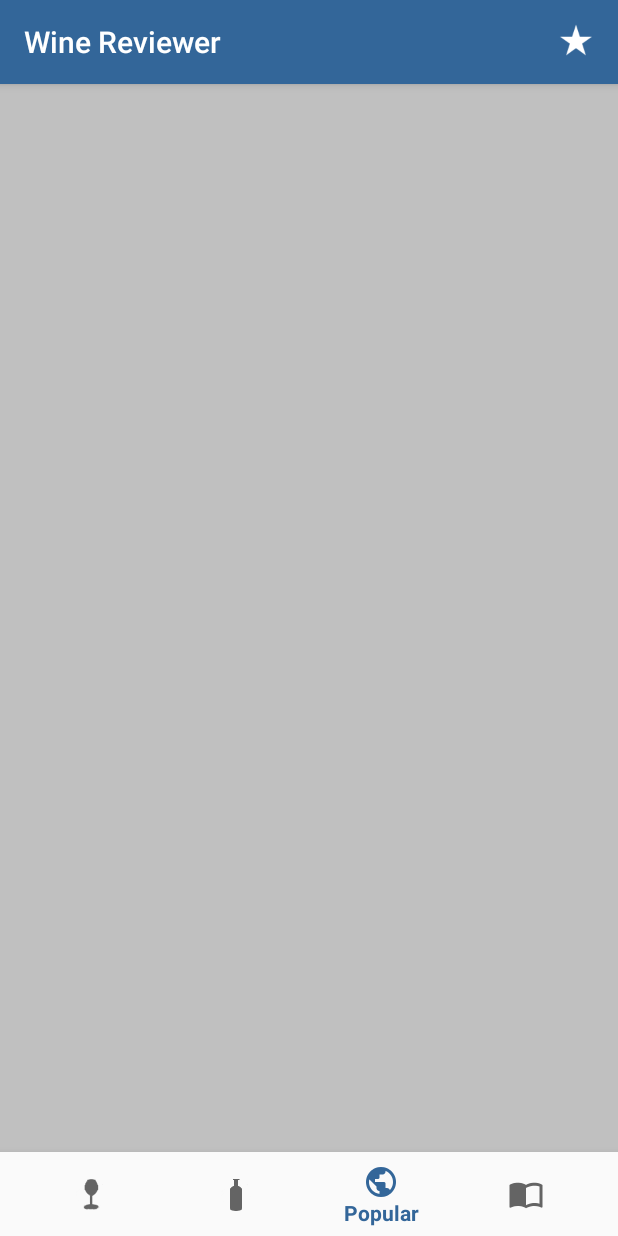
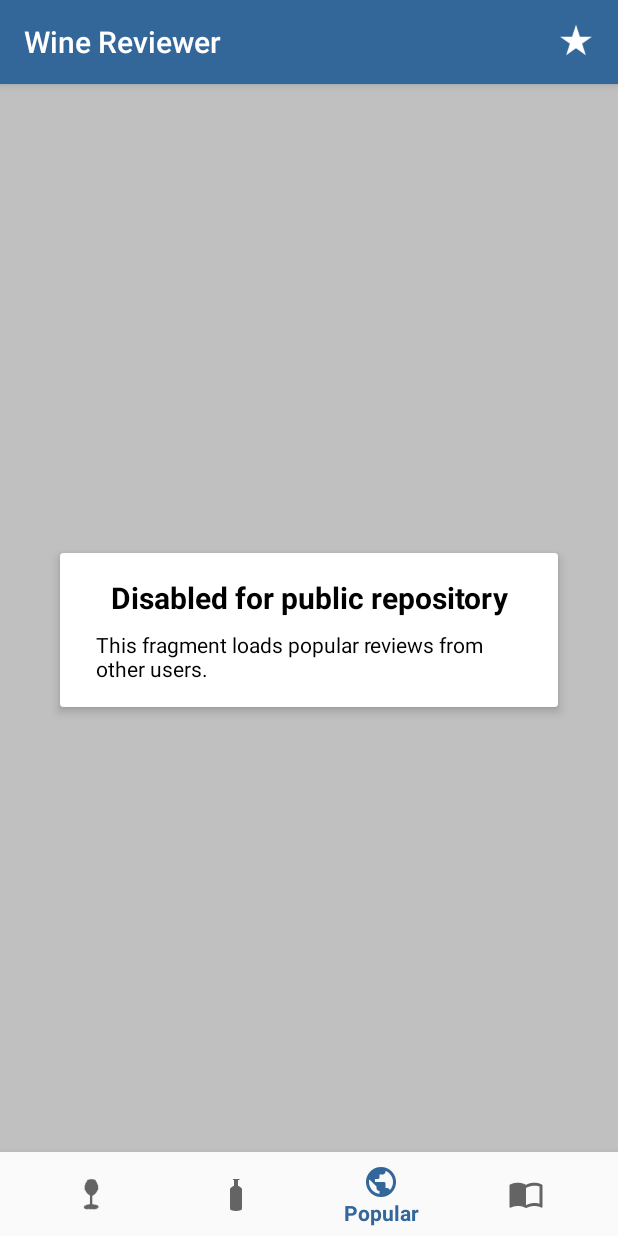
Before and after one commit to Phase6/WineReviewerPublic, an Android app: the screen it shows after launch (MainActivity), item 3 of the bottom bar chosen, on a phone screen of 412 x 824 dp. Run offline under Robolectric (Android 15) with nearby library versions, the phone set to English and light mode, and no system bars.

Commit message:
This public version has no access to the server.  Accordingly, I have made changes to prevent the app from calling to the server.

```diff
--- a/app/src/main/java/com/victuallist/winereviewer/MainActivity.java
+++ b/app/src/main/java/com/victuallist/winereviewer/MainActivity.java
@@ -193,10 +193,10 @@ public class MainActivity extends AppCompatActivity implements LifecycleOwner {
             navigation.setSelectedItemId(R.id.navigation_popular_reviews);
         }
 
-        //TODO: START POINT FOR UPLOADING REVIEWS ANNONYMOUSLY
-        Runnable networkTest = new AnonymousReviewsUpload(this);
-        Thread runnableThread = new Thread(networkTest);
-        runnableThread.start();
+        //TODO: THIS CODE IS COMMENTED OUT FOR THE PUBLIC VERSION - WITHOUT A PROPER URL IN AnonymousReviewsUpload IT WILL THROW AN ERROR
+//        Runnable networkTest = new AnonymousReviewsUpload(this);
+//        Thread runnableThread = new Thread(networkTest);
+//        runnableThread.start();
     }
 
 
--- a/app/src/main/java/com/victuallist/winereviewer/fragments/PopularFragment.java
+++ b/app/src/main/java/com/victuallist/winereviewer/fragments/PopularFragment.java
@@ -94,24 +94,23 @@ public class PopularFragment extends Fragment implements CoreReviewAdapter.Revie
         super.onResume();
 
 
-
-//        PersistentReviews model = ViewModelProviders.of(getActivity()).get(PersistentReviews.class);
-        PersistentReviews.Factory factory = new PersistentReviews.Factory(getActivity().getApplication());
-        PersistentReviews model = ViewModelProviders.of(this, factory).get(PersistentReviews.class);
-        model.getPopularReviews().observe(this, new Observer<ArrayList<CoreReviewObject>>() {
-            @Override
-            public void onChanged(@Nullable ArrayList<CoreReviewObject> coreReviewObjects) {
-                reviewsToDisplay = coreReviewObjects;
-
-                if(CURRENT_SORT_TYPE == SORT_DEFAULT_FAVORITE){
-                    sortReviewsByFavorite();
-                }else if (CURRENT_SORT_TYPE == SORT_DEFAULT_RATING){
-                    sortReviewsByRating();
-                }else{
-                    sortReviewsByRating();
-                }
-            }
-        });
+        //TODO: This code is commented out for the public version - without a proper url in PersistentReviews it will throw an error
+//        PersistentReviews.Factory factory = new PersistentReviews.Factory(getActivity().getApplication());
+//        PersistentReviews model = ViewModelProviders.of(this, factory).get(PersistentReviews.class);
+//        model.getPopularReviews().observe(this, new Observer<ArrayList<CoreReviewObject>>() {
+//            @Override
+//            public void onChanged(@Nullable ArrayList<CoreReviewObject> coreReviewObjects) {
+//                reviewsToDisplay = coreReviewObjects;
+//
+//                if(CURRENT_SORT_TYPE == SORT_DEFAULT_FAVORITE){
+//                    sortReviewsByFavorite();
+//                }else if (CURRENT_SORT_TYPE == SORT_DEFAULT_RATING){
+//                    sortReviewsByRating();
+//                }else{
+//                    sortReviewsByRating();
+//                }
+//            }
+//        });
     }
 
 
--- a/app/src/main/res/layout/fragment_popular.xml
+++ b/app/src/main/res/layout/fragment_popular.xml
@@ -24,4 +24,51 @@
         app:layout_constraintStart_toStartOf="parent"
         app:layout_constraintTop_toTopOf="parent" />
 
+
+    <!-- THIS CARD HAS BEEN ADDED FOR THE PUBLIC VERSION ONLY -->
+    <android.support.v7.widget.CardView
+        android:id="@+id/popularDisabledCard"
+        android:layout_width="match_parent"
+        android:layout_height="wrap_content"
+        android:layout_margin="@dimen/margin_lg"
+        android:visibility="visible"
+        app:cardElevation="@dimen/intro_card_elevation"
+        app:layout_constraintTop_toTopOf="parent"
+        app:layout_constraintBottom_toBottomOf="parent">
+
+
+
+        <LinearLayout
+            android:layout_width="match_parent"
+            android:layout_height="wrap_content"
+            android:padding="@dimen/padding_md"
+            android:orientation="vertical">
+
+
+            <TextView
+                android:layout_width="match_parent"
+                android:layout_height="wrap_content"
+                android:textSize="@dimen/review_card_text_primary"
+                android:textStyle="bold"
+                android:textAlignment="center"
+                android:textColor="@color/black"
+                android:text="@string/popular_fragment_diabled_1" />
+
+            <TextView
+                android:layout_width="match_parent"
+                android:layout_height="wrap_content"
+                android:layout_marginTop="@dimen/margin_sm"
+                android:layout_marginLeft="@dimen/margin_sm"
+                android:layout_marginRight="@dimen/margin_sm"
+                android:textSize="@dimen/review_card_text_secondary"
+                android:textColor="@color/black"
+                android:text="@string/popular_fragment_diabled_2" />
+
+
+        </LinearLayout>
+
+
+
+    </android.support.v7.widget.CardView>
+
 </android.support.constraint.ConstraintLayout>
--- a/app/src/main/res/values/strings.xml
+++ b/app/src/main/res/values/strings.xml
@@ -20,6 +20,11 @@
     <string name="cellar_fragment_welcome_1">Your Wine Cellar</string>
     <string name="cellar_fragment_welcome_2">Record what you have in your personal collection by pressing the red button.</string>
     <string name="cellar_fragment_welcome_3">Sort your wines alphabetically, by rating, or by number of bottles with the button in the upper right corner.</string>
+
+    <!-- THESE STRINGS ARE FOR THE PUBLIC REPOSITORY VERSION ONLY -->
+    <string name="popular_fragment_diabled_1">Disabled for public repository</string>
+    <string name="popular_fragment_diabled_2">This fragment loads popular reviews from other users.</string>
+
 
     <string name="guide_title_red_varietals">Red Varietals</string>
     <string name="guide_title_red_appellations">Red Appellations</string>
```
